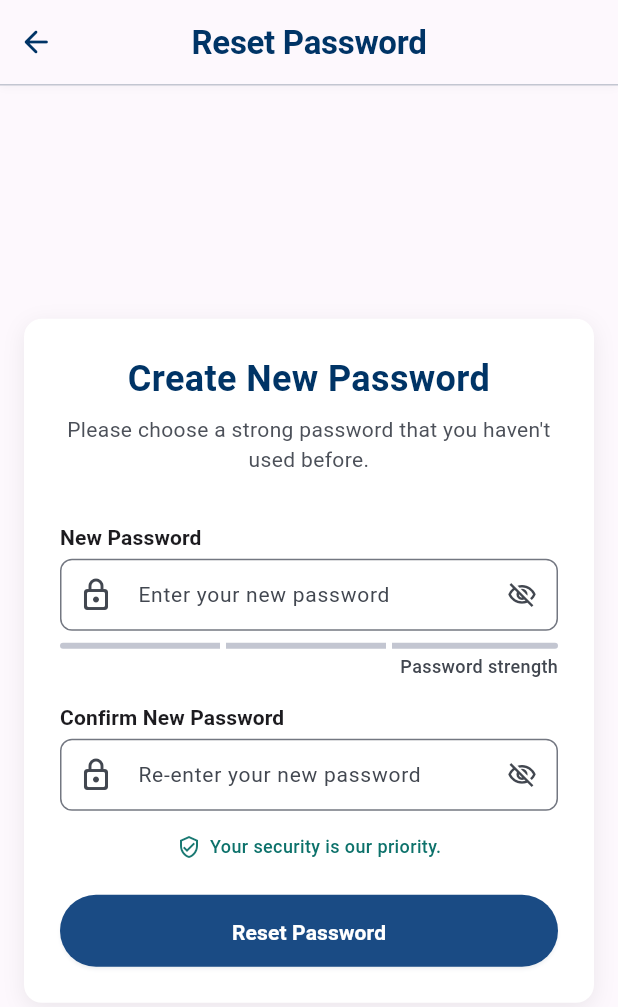
After one commit to iWolfyy/AccessTransit, a Flutter app: the ResetPasswordScreen screen opened directly, on a phone screen of 412 x 824 dp. The commit adds this screen. Shown: the top 1007 px of the screen. Run offline on Flutter 3.47's test engine with Material 3 defaults, Android fonts, the phone set to English and light mode, and no system bars; our stand-ins replace cloud_firestore, firebase_auth, firebase_core; accounts and stored records are empty.

Commit message:
Add reset password screen with validation, strength indicator, and success state

```diff
--- /dev/null
+++ b/lib/screens/auth/reset_password_screen.dart
@@ -0,0 +1,457 @@
+import 'package:firebase_auth/firebase_auth.dart';
+import 'package:flutter/material.dart';
+
+import '../../core/theme/app_colors.dart';
+import '../../core/utils/validators.dart';
+import '../../widgets/auth/auth_input_field.dart';
+import '../../widgets/auth/password_strength_indicator.dart';
+import 'login_screen.dart';
+import 'password_reset_success_screen.dart';
+
+class ResetPasswordScreen extends StatefulWidget {
+  const ResetPasswordScreen({super.key, this.actionCode});
+
+  /// Firebase password reset code from the email link (oobCode).
+  final String? actionCode;
+
+  @override
+  State<ResetPasswordScreen> createState() => _ResetPasswordScreenState();
+}
+
+class _ResetPasswordScreenState extends State<ResetPasswordScreen>
+    with TickerProviderStateMixin {
+  final _formKey = GlobalKey<FormState>();
+  final _passwordController = TextEditingController();
+  final _confirmPasswordController = TextEditingController();
+
+  late final AnimationController _entranceController;
+  late final AnimationController _buttonScaleController;
+  late final Animation<double> _buttonScale;
+
+  PasswordStrength _passwordStrength = PasswordStrength.empty;
+
+  bool _isLoading = false;
+  bool _obscurePassword = true;
+  bool _obscureConfirmPassword = true;
+  bool _autoValidate = false;
+
+  static const _staggerDelay = 0.09;
+
+  @override
+  void initState() {
+    super.initState();
+
+    _entranceController = AnimationController(
+      vsync: this,
+      duration: const Duration(milliseconds: 850),
+    );
+
+    _buttonScaleController = AnimationController(
+      vsync: this,
+      duration: const Duration(milliseconds: 120),
+    );
+
+    _buttonScale = Tween<double>(begin: 1, end: 0.98).animate(
+      CurvedAnimation(
+        parent: _buttonScaleController,
+        curve: Curves.easeInOut,
+      ),
+    );
+
+    _passwordController.addListener(_updatePasswordStrength);
+    _entranceController.forward();
+  }
+
+  void _updatePasswordStrength() {
+    final next = Validators.evaluatePasswordStrength(_passwordController.text);
+    if (next != _passwordStrength) {
+      setState(() => _passwordStrength = next);
+    }
+  }
+
+  @override
+  void dispose() {
+    _entranceController.dispose();
+    _buttonScaleController.dispose();
+    _passwordController.dispose();
+    _confirmPasswordController.dispose();
+    super.dispose();
+  }
+
+  Animation<double> _fade(int index) {
+    final start = index * _staggerDelay;
+    final end = (start + 0.5).clamp(0.0, 1.0);
+
+    return CurvedAnimation(
+      parent: _entranceController,
+      curve: Interval(start, end, curve: Curves.easeOutCubic),
+    );
+  }
+
+  Animation<Offset> _slide(int index) {
+    return Tween<Offset>(
+      begin: const Offset(0, 0.1),
+      end: Offset.zero,
+    ).animate(_fade(index));
+  }
+
+  Widget _staggered(int index, Widget child) {
+    return FadeTransition(
+      opacity: _fade(index),
+      child: SlideTransition(
+        position: _slide(index),
+        child: child,
+      ),
+    );
+  }
+
+  Future<void> _resetPassword() async {
+    FocusScope.of(context).unfocus();
+    setState(() => _autoValidate = true);
+
+    if (!_formKey.currentState!.validate()) {
+      return;
+    }
+
+    final code = widget.actionCode;
+    if (code == null || code.isEmpty) {
+      _showMessage(
+        'This reset link is invalid or has expired. Please request a new one.',
+        isError: true,
+      );
+      return;
+    }
+
+    setState(() => _isLoading = true);
+
+    try {
+      await FirebaseAuth.instance.verifyPasswordResetCode(code);
+      await FirebaseAuth.instance.confirmPasswordReset(
+        code: code,
+        newPassword: _passwordController.text,
+      );
+
+      if (!mounted) return;
+
+      Navigator.of(context).pushReplacement(
+        MaterialPageRoute(
+          builder: (_) => const PasswordResetSuccessScreen(),
+        ),
+      );
+    } on FirebaseAuthException catch (e) {
+      if (!mounted) return;
+      setState(() => _isLoading = false);
+      _showMessage(_getErrorMessage(e), isError: true);
+    } catch (_) {
+      if (!mounted) return;
+      setState(() => _isLoading = false);
+      _showMessage('Unable to reset password. Please try again.', isError: true);
+    }
+  }
+
+  void _showMessage(String message, {bool isError = false}) {
+    ScaffoldMessenger.of(context)
+      ..hideCurrentSnackBar()
+      ..showSnackBar(
+        SnackBar(
+          content: Text(message),
+          backgroundColor:
+              isError ? AppColors.error : AppColors.primaryContainer,
+          behavior: SnackBarBehavior.floating,
+          shape: RoundedRectangleBorder(borderRadius: BorderRadius.circular(8)),
+          margin: const EdgeInsets.all(16),
+        ),
+      );
+  }
+
+  String _getErrorMessage(FirebaseAuthException e) {
+    switch (e.code) {
+      case 'expired-action-code':
+        return 'This reset link has expired. Please request a new one.';
+      case 'invalid-action-code':
+        return 'This reset link is invalid. Please request a new one.';
+      case 'weak-password':
+        return 'Password is too weak. Please choose a stronger password.';
+      case 'network-request-failed':
+        return 'Network error. Please check your internet connection.';
+      default:
+        return e.message ?? 'Unable to reset password.';
+    }
+  }
+
+  @override
+  Widget build(BuildContext context) {
+    return Scaffold(
+      backgroundColor: AppColors.surfaceBright,
+      body: SafeArea(
+        child: Column(
+          children: [
+            _buildHeaderBar(),
+            Expanded(
+              child: Center(
+                child: SingleChildScrollView(
+                  padding: const EdgeInsets.all(16),
+                  child: ConstrainedBox(
+                    constraints: const BoxConstraints(maxWidth: 448),
+                    child: DecoratedBox(
+                      decoration: BoxDecoration(
+                        color: AppColors.surfaceContainerLowest,
+                        borderRadius: BorderRadius.circular(12),
+                        boxShadow: [
+                          BoxShadow(
+                            color: AppColors.onSurface.withValues(alpha: 0.08),
+                            blurRadius: 12,
+                            offset: const Offset(0, 4),
+                          ),
+                        ],
+                      ),
+                      child: Padding(
+                        padding: const EdgeInsets.all(24),
+                        child: Form(
+                          key: _formKey,
+                          autovalidateMode: _autoValidate
+                              ? AutovalidateMode.onUserInteraction
+                              : AutovalidateMode.disabled,
+                          child: Column(
+                            crossAxisAlignment: CrossAxisAlignment.stretch,
+                            children: [
+                              _staggered(0, _buildTitleSection()),
+                              const SizedBox(height: 32),
+                              _staggered(1, _buildPasswordField()),
+                              const SizedBox(height: 16),
+                              _staggered(2, _buildConfirmPasswordField()),
+                              const SizedBox(height: 16),
+                              _staggered(3, _buildSecurityNote()),
+                              const SizedBox(height: 24),
+                              _staggered(4, _buildResetButton()),
+                            ],
+                          ),
+                        ),
+                      ),
+                    ),
+                  ),
+                ),
+              ),
+            ),
+          ],
+        ),
+      ),
+    );
+  }
+
+  Widget _buildHeaderBar() {
+    return Container(
+      decoration: BoxDecoration(
+        color: AppColors.surfaceBright,
+        border: const Border(
+          bottom: BorderSide(color: AppColors.outlineVariant),
+        ),
+        boxShadow: [
+          BoxShadow(
+            color: AppColors.onSurface.withValues(alpha: 0.04),
+            blurRadius: 4,
+            offset: const Offset(0, 1),
+          ),
+        ],
+      ),
+      child: SizedBox(
+        height: 56,
+        child: Row(
+          children: [
+            IconButton(
+              onPressed: _isLoading
+                  ? null
+                  : () {
+                      Navigator.of(context).pushReplacement(
+                        MaterialPageRoute(
+                          builder: (_) => const LoginScreen(),
+                        ),
+                      );
+                    },
+              icon: const Icon(Icons.arrow_back_rounded),
+              color: AppColors.primary,
+              tooltip: 'Go back',
+            ),
+            const Expanded(
+              child: Text(
+                'Reset Password',
+                textAlign: TextAlign.center,
+                style: TextStyle(
+                  fontSize: 22,
+                  height: 28 / 22,
+                  fontWeight: FontWeight.w700,
+                  letterSpacing: -0.2,
+                  color: AppColors.primary,
+                ),
+              ),
+            ),
+            const SizedBox(width: 48),
+          ],
+        ),
+      ),
+    );
+  }
+
+  Widget _buildTitleSection() {
+    return Column(
+      children: [
+        const Text(
+          'Create New Password',
+          textAlign: TextAlign.center,
+          style: TextStyle(
+            fontSize: 24,
+            height: 32 / 24,
+            fontWeight: FontWeight.w700,
+            color: AppColors.primary,
+          ),
+        ),
+        const SizedBox(height: 8),
+        Text(
+          'Please choose a strong password that you haven\'t used before.',
+          textAlign: TextAlign.center,
+          style: TextStyle(
+            fontSize: 14,
+            height: 20 / 14,
+            color: AppColors.onSurfaceVariant.withValues(alpha: 0.95),
+          ),
+        ),
+      ],
+    );
+  }
+
+  Widget _buildPasswordField() {
+    return Column(
+      crossAxisAlignment: CrossAxisAlignment.start,
+      children: [
+        AuthInputField(
+          controller: _passwordController,
+          label: 'New Password',
+          hint: 'Enter your new password',
+          prefixIcon: Icons.lock_outline_rounded,
+          obscureText: _obscurePassword,
+          textInputAction: TextInputAction.next,
+          autofillHints: const [AutofillHints.newPassword],
+          validator: Validators.registerPassword,
+          suffixIcon: IconButton(
+            onPressed: () {
+              setState(() => _obscurePassword = !_obscurePassword);
+            },
+            icon: Icon(
+              _obscurePassword
+                  ? Icons.visibility_off_outlined
+                  : Icons.visibility_outlined,
+              color: AppColors.onSurfaceVariant,
+              size: 20,
+            ),
+            tooltip: _obscurePassword ? 'Show password' : 'Hide password',
+          ),
+        ),
+        PasswordStrengthIndicator(
+          strength: _passwordStrength,
+          showWhenEmpty: true,
+        ),
+      ],
+    );
+  }
+
+  Widget _buildConfirmPasswordField() {
+    return AuthInputField(
+      controller: _confirmPasswordController,
+      label: 'Confirm New Password',
+      hint: 'Re-enter your new password',
+      prefixIcon: Icons.lock_outline_rounded,
+      obscureText: _obscureConfirmPassword,
+      textInputAction: TextInputAction.done,
+      autofillHints: const [AutofillHints.newPassword],
+      validator: (value) => Validators.confirmPassword(
+        value,
+        _passwordController.text,
+      ),
+      onFieldSubmitted: (_) {
+        if (!_isLoading) _resetPassword();
+      },
+      suffixIcon: IconButton(
+        onPressed: () {
+          setState(() => _obscureConfirmPassword = !_obscureConfirmPassword);
+        },
+        icon: Icon(
+          _obscureConfirmPassword
+              ? Icons.visibility_off_outlined
+              : Icons.visibility_outlined,
+          color: AppColors.onSurfaceVariant,
+          size: 20,
+        ),
+        tooltip: _obscureConfirmPassword ? 'Show password' : 'Hide password',
+      ),
+    );
+  }
+
+  Widget _buildSecurityNote() {
+    return Row(
+      mainAxisAlignment: MainAxisAlignment.center,
+      children: [
+        Icon(
+          Icons.verified_user_outlined,
+          size: 16,
+          color: AppColors.secondary.withValues(alpha: 0.9),
+        ),
+        const SizedBox(width: 6),
+        Text(
+          'Your security is our priority.',
+          style: TextStyle(
+            fontSize: 12,
+            height: 16 / 12,
+            fontWeight: FontWeight.w500,
+            color: AppColors.secondary.withValues(alpha: 0.95),
+          ),
+        ),
+      ],
+    );
+  }
+
+  Widget _buildResetButton() {
+    return GestureDetector(
+      onTapDown: _isLoading ? null : (_) => _buttonScaleController.forward(),
+      onTapUp: _isLoading ? null : (_) => _buttonScaleController.reverse(),
+      onTapCancel: () => _buttonScaleController.reverse(),
+      child: ScaleTransition(
+        scale: _buttonScale,
+        child: SizedBox(
+          height: 48,
+          child: FilledButton(
+            onPressed: _isLoading ? null : _resetPassword,
+            style: FilledButton.styleFrom(
+              backgroundColor: AppColors.primaryContainer,
+              foregroundColor: AppColors.onPrimary,
+              disabledBackgroundColor:
+                  AppColors.primaryContainer.withValues(alpha: 0.6),
+              disabledForegroundColor:
+                  AppColors.onPrimary.withValues(alpha: 0.8),
+              shape: RoundedRectangleBorder(
+                borderRadius: BorderRadius.circular(999),
+              ),
+              elevation: 1,
+              shadowColor: AppColors.primary.withValues(alpha: 0.15),
+              textStyle: const TextStyle(
+                fontSize: 14,
+                height: 20 / 14,
+                fontWeight: FontWeight.w600,
+                letterSpacing: 0.1,
+              ),
+            ),
+            child: _isLoading
+                ? const SizedBox(
+                    width: 22,
+                    height: 22,
+                    child: CircularProgressIndicator(
+                      strokeWidth: 2.5,
+                      color: AppColors.onPrimary,
+                    ),
+                  )
+                : const Text('Reset Password'),
+          ),
+        ),
+      ),
+    );
+  }
+}
--- a/lib/widgets/auth/password_strength_indicator.dart
+++ b/lib/widgets/auth/password_strength_indicator.dart
@@ -8,15 +8,25 @@ class PasswordStrengthIndicator extends StatelessWidget {
   const PasswordStrengthIndicator({
     super.key,
     required this.strength,
+    this.showWhenEmpty = false,
   });
 
   final PasswordStrength strength;
+  final bool showWhenEmpty;
 
   @override
   Widget build(BuildContext context) {
-    if (strength == PasswordStrength.empty) {
+    if (strength == PasswordStrength.empty && !showWhenEmpty) {
       return const SizedBox.shrink();
     }
+
+    final filledBars = strength.filledBars;
+    final label = strength == PasswordStrength.empty
+        ? 'Password strength'
+        : strength.label;
+    final labelColor = strength == PasswordStrength.empty
+        ? AppColors.onSurfaceVariant
+        : strength.color;
 
     return Column(
       crossAxisAlignment: CrossAxisAlignment.stretch,
@@ -24,7 +34,7 @@ class PasswordStrengthIndicator extends StatelessWidget {
         const SizedBox(height: 8),
         Row(
           children: List.generate(3, (index) {
-            final isFilled = index < strength.filledBars;
+            final isFilled = index < filledBars;
             final isLast = index == 2;
 
             return Expanded(
@@ -34,9 +44,7 @@ class PasswordStrengthIndicator extends StatelessWidget {
                 height: 4,
                 margin: EdgeInsets.only(right: isLast ? 0 : 4),
                 decoration: BoxDecoration(
-                  color: isFilled
-                      ? strength.color
-                      : AppColors.outlineVariant,
+                  color: isFilled ? strength.color : AppColors.outlineVariant,
                   borderRadius: BorderRadius.horizontal(
                     left: index == 0 ? const Radius.circular(999) : Radius.zero,
                     right: isLast ? const Radius.circular(999) : Radius.zero,
@@ -60,15 +68,15 @@ class PasswordStrengthIndicator extends StatelessWidget {
             ),
           ),
           child: Align(
-            key: ValueKey(strength),
+            key: ValueKey(label),
             alignment: Alignment.centerRight,
             child: Text(
-              strength.label,
+              label,
               style: TextStyle(
                 fontSize: 12,
                 height: 16 / 12,
                 fontWeight: FontWeight.w500,
-                color: strength.color,
+                color: labelColor,
               ),
             ),
           ),
```
Also changed, not shown: lib/screens/auth/password_reset_success_screen.dart (added, +159 -0 lines).
